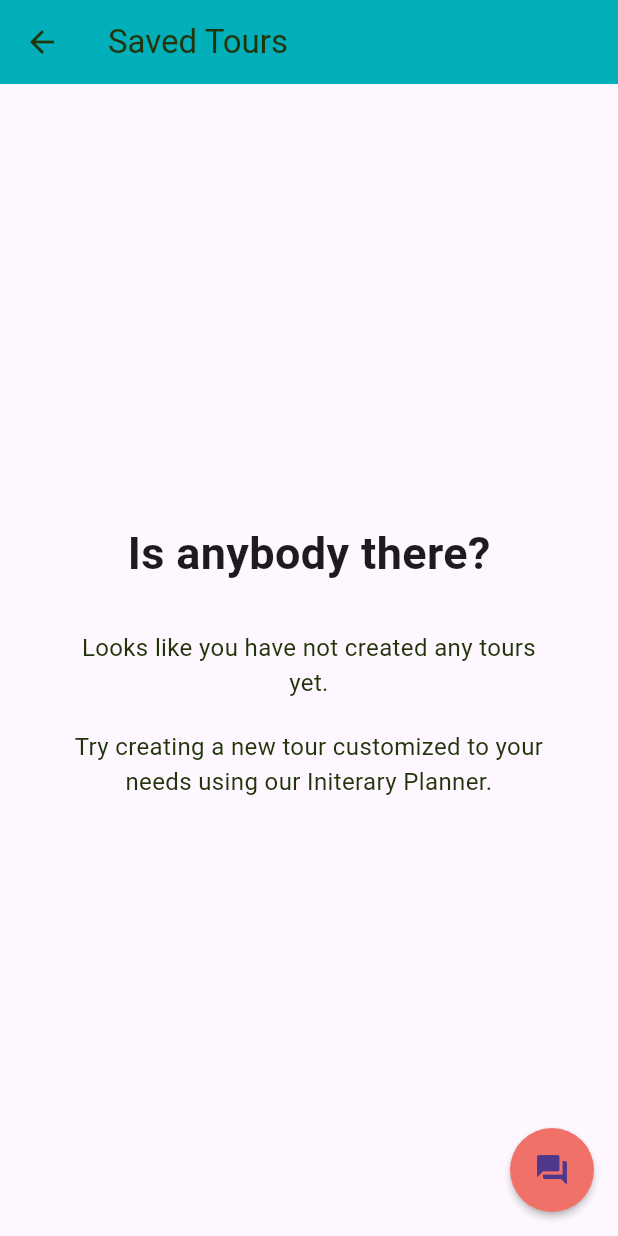
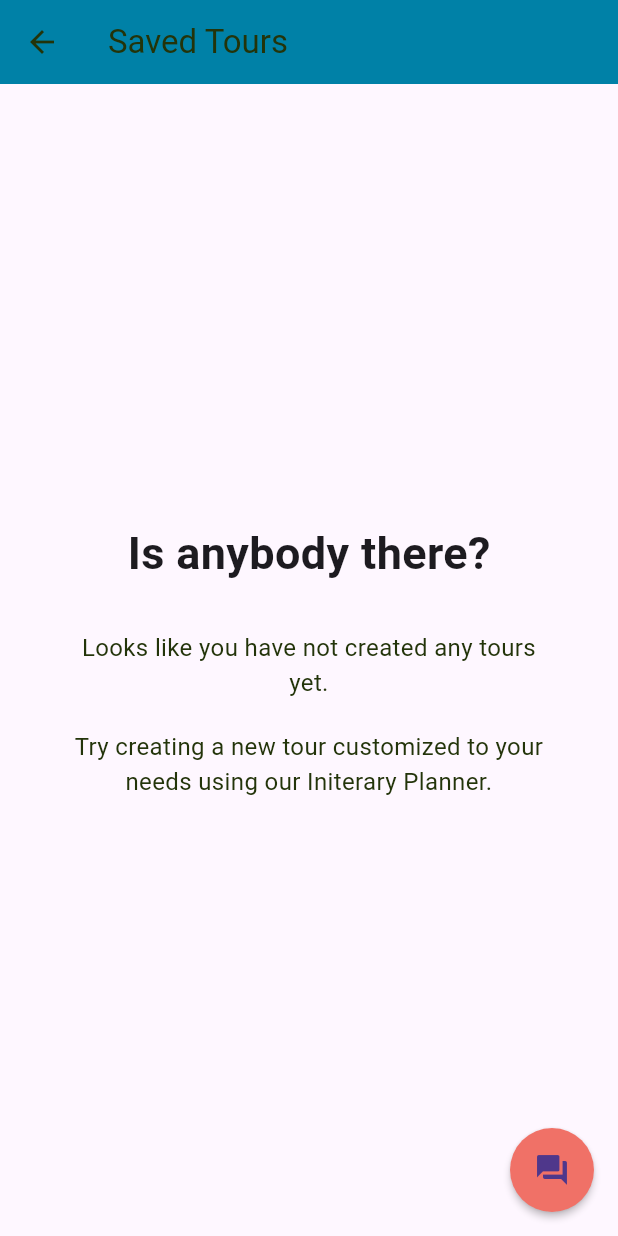
Before and after one commit to HatoSei03/upstage_ai_hackathon, a Flutter app: the screen it shows after launch, item 4 of the bottom bar chosen, after a tap on "YOUR TOURS", on a phone screen of 412 x 824 dp. Run offline on Flutter 3.47's test engine with Material 3 defaults, Android fonts, the phone set to English and light mode, and no system bars; our stand-ins replace chat_bubbles, cloud_firestore, curved_navigation_bar, firebase_core, flutter_neumorphic, geocoding and 3 more; missing offline and left inert: camerawesome; accounts and stored records are empty; network calls fail.

Commit message:
Fix some bugs and change the whole application's palette

```diff
--- a/Stour/lib/screens/create_review_screen.dart
+++ b/Stour/lib/screens/create_review_screen.dart
@@ -84,7 +84,7 @@ class _CreateReviewScreenState extends State<CreateReviewScreen> {
                     Navigator.pop(context);
                   },
                   style: ElevatedButton.styleFrom(
-                    backgroundColor: Constants.button,
+                    backgroundColor: Constants.header,
                     shape: RoundedRectangleBorder(
                       borderRadius: BorderRadius.circular(16.0),
                     ),
@@ -108,7 +108,7 @@ class _CreateReviewScreenState extends State<CreateReviewScreen> {
                     Navigator.pop(context);
                   },
                   style: ElevatedButton.styleFrom(
-                    backgroundColor: Constants.button,
+                    backgroundColor: Constants.header,
                     shape: RoundedRectangleBorder(
                       borderRadius: BorderRadius.circular(16.0),
                     ),
--- a/Stour/lib/screens/home.dart
+++ b/Stour/lib/screens/home.dart
@@ -122,7 +122,7 @@ class _HomeState extends State<Home> {
         }
       },
       child: Scaffold(
-        backgroundColor: Constants.lightBG,
+        backgroundColor: Constants.background,
         appBar: const PreferredSize(
           preferredSize: Size.fromHeight(90),
           child: HomeAppBar(),
@@ -136,7 +136,7 @@ class _HomeState extends State<Home> {
                 Text(
                   'Current Location',
                   style: TextStyle(
-                    color: Constants.textColor,
+                    color: Constants.darkText,
                     fontSize: 20.0,
                     fontWeight: FontWeight.w800,
                   ),
@@ -171,13 +171,15 @@ class _HomeState extends State<Home> {
             );
           },
           tooltip: 'Floating Action Button',
-          backgroundColor: Constants.highlight, // Custom color
+        backgroundColor: Constants.header, // Custom color
           shape: RoundedRectangleBorder(
             borderRadius: BorderRadius.circular(30.0), // Round shape
           ),
           elevation: 2.0,
-          child: const Icon(Icons.question_answer),
-        ),
+child: Icon(
+          Icons.question_answer,
+          color: Constants.lightText2,
+        ),        ),
         floatingActionButtonLocation: FloatingActionButtonLocation.endFloat,
       ),
     );
@@ -212,7 +214,7 @@ Widget buildPlaceRow(String place, List<Place> source, BuildContext context) {
       Text(
         place,
         style: TextStyle(
-          color: Constants.textColor,
+          color: Constants.darkText,
           fontSize: 20.0,
           fontWeight: FontWeight.w800,
         ),
@@ -221,7 +223,7 @@ Widget buildPlaceRow(String place, List<Place> source, BuildContext context) {
         child: Text(
           "See all (${source.length})",
           style: TextStyle(
-            color: Constants.textColor,
+            color: Constants.darkText,
           ),
         ),
         onPressed: () {
--- a/Stour/lib/screens/home_app_bar.dart
+++ b/Stour/lib/screens/home_app_bar.dart
@@ -31,7 +31,7 @@ class HomeAppBar extends StatelessWidget {
             child: Container(
               padding: const EdgeInsets.all(10),
               decoration: BoxDecoration(
-                color: Constants.button,
+                color: Constants.lightText2,
                 borderRadius: BorderRadius.circular(16),
               ),
               child: const Icon(
@@ -49,7 +49,7 @@ class HomeAppBar extends StatelessWidget {
             child: Container(
               padding: const EdgeInsets.all(10),
               decoration: BoxDecoration(
-                color: Constants.button,
+                color: Constants.lightText2,
                 borderRadius: BorderRadius.circular(16),
               ),
               child: GestureDetector(
--- a/Stour/lib/screens/main_screen.dart
+++ b/Stour/lib/screens/main_screen.dart
@@ -79,14 +79,15 @@ class HomeBottomBar extends StatelessWidget {
   @override
   Widget build(BuildContext context) {
     return CurvedNavigationBar(
-      backgroundColor: Constants.background,
+      backgroundColor: Constants.lightText2,
       buttonBackgroundColor: Constants.highlight,
+      color: Constants.header,
       index: 2,
       items: [
-        Icon(icons[0], size: 30, color: Constants.icon),
-        Icon(icons[1], size: 30, color: Constants.icon),
-        Icon(icons[2], size: 30, color: Constants.icon),
-        Icon(icons[3], size: 30, color: Constants.icon),
+        Icon(icons[0], size: 30, color: Constants.lightText2),
+        Icon(icons[1], size: 30, color: Constants.lightText2),
+        Icon(icons[2], size: 30, color: Constants.lightText2),
+        Icon(icons[3], size: 30, color: Constants.lightText2),
       ],
       onTap: onTap,
     );
--- a/Stour/lib/screens/profile.dart
+++ b/Stour/lib/screens/profile.dart
@@ -50,12 +50,15 @@ class _ProfileState extends State<Profile> {
           );
         },
         tooltip: 'Floating Action Button',
-        backgroundColor: Constants.highlight, // Custom color
+        backgroundColor: Constants.header, // Custom color
         shape: RoundedRectangleBorder(
           borderRadius: BorderRadius.circular(30.0), // Round shape
         ),
         elevation: 2.0,
-        child: const Icon(Icons.question_answer),
+        child: Icon(
+          Icons.question_answer,
+          color: Constants.lightText2,
+        ),
       ),
       floatingActionButtonLocation: FloatingActionButtonLocation.endFloat,
     );
@@ -74,14 +77,13 @@ class _ProfileState extends State<Profile> {
                 elevation: 0.5,
                 shape: RoundedRectangleBorder(
                     borderRadius: BorderRadius.circular(16.0),
-                    side: BorderSide(color: Constants.darkPrimary)),
-                color:
-                    _selectedEvent == 1 ? Constants.lightPrimary : Colors.white,
+                    side: BorderSide(color: Constants.darkText)),
+                color: _selectedEvent == 1 ? Constants.darkText : Colors.white,
                 onPressed: () {},
                 child: Text("POST",
                     style: TextStyle(
                       color: _selectedEvent == 1
-                          ? Constants.lightPrimary
+                          ? Constants.lightText
                           : const Color.fromARGB(255, 0, 0, 0),
                     )),
               ),
@@ -95,9 +97,8 @@ class _ProfileState extends State<Profile> {
                 elevation: 0.5,
                 shape: RoundedRectangleBorder(
                     borderRadius: BorderRadius.circular(16.0),
-                    side: BorderSide(color: Constants.darkPrimary)),
-                color:
-                    _selectedEvent == 1 ? Constants.lightPrimary : Colors.white,
+                    side: BorderSide(color: Constants.darkText)),
+                color: _selectedEvent == 1 ? Constants.darkText : Colors.white,
                 onPressed: () {
                   Navigator.push(
                     context,
@@ -111,7 +112,7 @@ class _ProfileState extends State<Profile> {
                 child: Text("YOUR TOURS",
                     style: TextStyle(
                       color: _selectedEvent == 1
-                          ? Constants.lightPrimary
+                          ? Constants.lightText
                           : const Color.fromARGB(255, 0, 0, 0),
                     )),
               ),
--- a/Stour/lib/screens/profile_post.dart
+++ b/Stour/lib/screens/profile_post.dart
@@ -82,7 +82,7 @@ class _PostScreenState extends State<PostScreen> {
                     },
                     child: Icon(
                       Icons.more_vert,
-                      color: Constants.icon,
+                      color: Constants.darkText,
                     ),
                   ),
                 ],
@@ -132,7 +132,7 @@ class _PostScreenState extends State<PostScreen> {
                     child: Row(
                       children: [
                         Icon(Icons.comment_outlined,
-                            color: Constants.darkgreen),
+                            color: Constants.header),
                         const SizedBox(width: 5),
                         const Text("123"),
                       ],
@@ -142,7 +142,7 @@ class _PostScreenState extends State<PostScreen> {
                     onTap: () {},
                     child: Row(
                       children: [
-                        Icon(Icons.share_outlined, color: Constants.darkpp),
+                        Icon(Icons.share_outlined, color: Constants.darkText),
                         const SizedBox(width: 5),
                         const Text("1"),
                       ],
--- a/Stour/lib/screens/question_screen.dart
+++ b/Stour/lib/screens/question_screen.dart
@@ -190,11 +190,10 @@ class _QuestionResult extends StatelessWidget {
           icon: const Icon(Icons.arrow_back,
               color: Color.fromARGB(255, 35, 52, 10)), // Change the color here
           onPressed: () {
-            // Handle back button logic
             Navigator.pop(context);
           },
         ),
-        backgroundColor: Constants.lightgreen,
+        backgroundColor: Constants.header,
       ),
       body: Padding(
         padding: const EdgeInsets.all(25.0),
--- a/Stour/lib/screens/review_screen.dart
+++ b/Stour/lib/screens/review_screen.dart
@@ -52,9 +52,9 @@ class _ReviewScreenState<Reviews> extends State<ReviewScreen> {
             });
           }
         },
-        backgroundColor: Constants.highlight,
+        backgroundColor: Constants.header,
         tooltip: "Leave a Review",
-        child: const Icon(Icons.add, color: Colors.black),
+        child:  Icon(Icons.add, color: Constants.lightText2),
       ),
       floatingActionButtonAnimator: FloatingActionButtonAnimator.scaling,
       floatingActionButtonLocation: FloatingActionButtonLocation.endFloat,
--- a/Stour/lib/screens/saved_tour.dart
+++ b/Stour/lib/screens/saved_tour.dart
@@ -228,13 +228,15 @@ class _SavedTourState extends State<SavedTour> {
           );
         },
         tooltip: 'Floating Action Button',
-        backgroundColor: Constants.highlight, // Custom color
+        backgroundColor: Constants.header, // Custom color
         shape: RoundedRectangleBorder(
           borderRadius: BorderRadius.circular(30.0), // Round shape
         ),
         elevation: 2.0,
-        child: const Icon(Icons.question_answer),
-      ),
+child: Icon(
+          Icons.question_answer,
+          color: Constants.lightText2,
+        ),      ),
       floatingActionButtonLocation: FloatingActionButtonLocation.endFloat,
     );
   }
--- a/Stour/lib/screens/timeline.dart
+++ b/Stour/lib/screens/timeline.dart
@@ -78,8 +78,8 @@ class _TimelineState extends State<Timeline> {
         backgroundColor: Constants.header,
         title: Text('Initerary Planning',
             style: TextStyle(
-              // fontWeight: FontWeight.bold,
-              color: Constants.textColor,
+              fontWeight: FontWeight.bold,
+              color: Constants.lightText2,
             )),
       ),
       body: Padding(
@@ -99,7 +99,7 @@ class _TimelineState extends State<Timeline> {
                         style: TextStyle(
                           fontSize: 16,
                           fontWeight: FontWeight.bold,
-                          color: Constants.textColor,
+                          color: Constants.darkText,
                         ),
                       ),
                       const SizedBox(height: 8.0),
@@ -118,18 +118,18 @@ class _TimelineState extends State<Timeline> {
                           }
                         },
                         style: ElevatedButton.styleFrom(
-                          backgroundColor: Constants.button,
+                          backgroundColor: Constants.header,
                           shape: RoundedRectangleBorder(
                             borderRadius: BorderRadius.circular(16),
                           ),
                         ),
                         icon: Icon(
                           CupertinoIcons.calendar,
-                          color: Constants.icon,
+                          color: Constants.background,
                         ),
                         label: Text(
                           DateFormat('dd/MM/yyyy').format(_departureDate),
-                          style: TextStyle(color: Constants.textColor),
+                          style: TextStyle(color: Constants.background),
                         ),
                       ),
                     ],
@@ -142,7 +142,7 @@ class _TimelineState extends State<Timeline> {
                           style: TextStyle(
                               fontSize: 16,
                               fontWeight: FontWeight.bold,
-                              color: Constants.textColor)),
+                              color: Constants.darkText)),
                       const SizedBox(height: 8.0),
                       ElevatedButton.icon(
                         onPressed: () async {
@@ -159,18 +159,18 @@ class _TimelineState extends State<Timeline> {
                           }
                         },
                         style: ElevatedButton.styleFrom(
-                          backgroundColor: Constants.button,
+                          backgroundColor: Constants.header,
                           shape: RoundedRectangleBorder(
                             borderRadius: BorderRadius.circular(16),
                           ),
                         ),
                         icon: Icon(
                           CupertinoIcons.calendar,
-                          color: Constants.icon,
+                          color: Constants.background,
                         ),
                         label: Text(
                           DateFormat('dd/MM/yyyy').format(_returnDate),
-                          style: TextStyle(color: Constants.textColor),
+                          style: TextStyle(color: Constants.background),
                         ),
                       ),
                     ],
@@ -183,7 +183,7 @@ class _TimelineState extends State<Timeline> {
                 style: TextStyle(
                     fontSize: 16,
                     fontWeight: FontWeight.bold,
-                    color: Constants.textColor),
+                    color: Constants.darkText),
               ),
               const SizedBox(height: 8.0),
               TextFormField(
@@ -201,7 +201,7 @@ class _TimelineState extends State<Timeline> {
                   hintText: 'Enter your budget',
                   prefixIcon: Icon(
                     Icons.account_balance_wallet_outlined,
-                    color: Constants.icon,
+                    color: Constants.darkText,
                   ),
                 ),
               ),
@@ -211,14 +211,14 @@ class _TimelineState extends State<Timeline> {
                 style: TextStyle(
                     fontSize: 16,
                     fontWeight: FontWeight.bold,
-                    color: Constants.textColor),
+                    color: Constants.darkText),
               ),
               const SizedBox(height: 8.0),
               Row(
                 children: [
                   Radio(
                     value: true,
-                    activeColor: Constants.button,
+                    activeColor: Constants.darkText,
                     groupValue: _isTravelingAlone,
                     onChanged: (value) {
                       setState(() {
@@ -228,12 +228,12 @@ class _TimelineState extends State<Timeline> {
                   ),
                   Text('Yes',
                       style: TextStyle(
-                          color: Constants.textColor,
+                          color: Constants.darkText,
                           fontWeight: FontWeight.w800)),
                   const SizedBox(width: 16.0),
                   Radio(
                     value: false,
-                    activeColor: Constants.textColor,
+                    activeColor: Constants.darkText,
                     groupValue: _isTravelingAlone,
                     onChanged: (value) {
                       setState(() {
@@ -268,7 +268,7 @@ class _TimelineState extends State<Timeline> {
                       hintText: 'Enter number of travelers',
                       prefixIcon: Icon(
                         Icons.group,
-                        color: Constants.icon,
+                        color: Constants.darkText,
                       ),
                     ),
                   ),
@@ -282,7 +282,7 @@ class _TimelineState extends State<Timeline> {
                           style: TextStyle(
                               fontSize: 16,
                               fontWeight: FontWeight.bold,
-                              color: Constants.textColor)),
+                              color: Constants.darkText)),
                       const SizedBox(height: 2.0),
                       ElevatedButton.icon(
                         onPressed: () async {
@@ -297,17 +297,18 @@ class _TimelineState extends State<Timeline> {
                           }
                         },
                         style: ElevatedButton.styleFrom(
-                          backgroundColor: Constants.button,
+                          backgroundColor: Constants.header,
                           shape: RoundedRectangleBorder(
                             borderRadius: BorderRadius.circular(16),
                           ),
                         ),
-                        icon: const Icon(
+                        icon: Icon(
                           CupertinoIcons.clock,
-                          color: Color.fromARGB(255, 64, 64, 63),
+                          color: Constants.background,
                         ),
                         label: Text(
                           _startTime.format(context),
+                          style: TextStyle(color: Constants.background),
                         ),
                       ),
                     ],
@@ -320,7 +321,7 @@ class _TimelineState extends State<Timeline> {
                         style: TextStyle(
                             fontSize: 16,
                             fontWeight: FontWeight.bold,
-                            color: Constants.textColor),
+                            color: Constants.darkText),
                       ),
                       const SizedBox(height: 2.0),
                       ElevatedButton.icon(
@@ -336,17 +337,18 @@ class _TimelineState extends State<Timeline> {
                           }
                         },
                         style: ElevatedButton.styleFrom(
-                          backgroundColor: Constants.button,
+                          backgroundColor: Constants.header,
                           shape: RoundedRectangleBorder(
                             borderRadius: BorderRadius.circular(16),
                           ),
                         ),
-                        icon: const Icon(
+                        icon: Icon(
                           CupertinoIcons.clock,
-                          color: Color.fromARGB(255, 64, 64, 63),
+                          color: Constants.background,
                         ),
                         label: Text(
                           _endTime.format(context),
+                          style: TextStyle(color: Constants.background),
                         ),
                       ),
                     ],
@@ -358,7 +360,7 @@ class _TimelineState extends State<Timeline> {
                 child: ElevatedButton(
                   onPressed: _generateSchedule,
                   style: ElevatedButton.styleFrom(
-                    backgroundColor: const Color(0xFFD4E7C5),
+                    backgroundColor: Constants.highlight,
                     shape: RoundedRectangleBorder(
                       borderRadius: BorderRadius.circular(16),
                     ),
@@ -396,12 +398,15 @@ class _TimelineState extends State<Timeline> {
           );
         },
         tooltip: 'Floating Action Button',
-        backgroundColor: Constants.highlight, // Custom color
+        backgroundColor: Constants.header, // Custom color
         shape: RoundedRectangleBorder(
           borderRadius: BorderRadius.circular(30.0), // Round shape
         ),
         elevation: 2.0,
-        child: const Icon(Icons.question_answer),
+        child: Icon(
+          Icons.question_answer,
+          color: Constants.lightText2,
+        ),
       ),
       floatingActionButtonLocation: FloatingActionButtonLocation.endFloat,
     );
--- a/Stour/lib/screens/trending.dart
+++ b/Stour/lib/screens/trending.dart
@@ -60,7 +60,10 @@ class Trending extends StatelessWidget {
           borderRadius: BorderRadius.circular(30.0), // Round shape
         ),
         elevation: 2.0,
-        child: const Icon(Icons.question_answer),
+        child: Icon(
+          Icons.question_answer,
+          color: Constants.lightText2,
+        ),
       ),
       floatingActionButtonLocation: FloatingActionButtonLocation.endFloat,
     );
--- a/Stour/lib/screens/view_saved_tour.dart
+++ b/Stour/lib/screens/view_saved_tour.dart
@@ -116,8 +116,10 @@ class _ViewSavedTourState extends State<ViewSavedTour> {
           borderRadius: BorderRadius.circular(30.0), // Round shape
         ),
         elevation: 2.0,
-        child: const Icon(Icons.question_answer),
-      ),
+child: Icon(
+          Icons.question_answer,
+          color: Constants.lightText2,
+        ),      ),
       floatingActionButtonLocation: FloatingActionButtonLocation.endFloat,
     );
   }
--- a/Stour/lib/util/const.dart
+++ b/Stour/lib/util/const.dart
@@ -3,57 +3,58 @@ import 'package:flutter/material.dart';
 class Constants {
   static String appName = "S:Tour";
 
-  //Colors for theme
-  static Color lightPrimary = const Color.fromARGB(255, 66, 98, 19);
-  // static Color text =
-  // const Color.fromARGB(255, 35, 52, 10); // chỉnh icon với lại text
-  static Color darkPrimary = const Color(0xFFc3ff68);
-  static Color lightgreen = const Color(0xFFc3ff68); // nền màu button
-  static Color darkgreen = const Color.fromARGB(255, 66, 98, 19);
-  static Color lightAccent = const Color(0xFF848ccf);
-  static Color darkAccent = const Color.fromARGB(255, 183, 189, 240);
-  static Color lightpp = const Color.fromARGB(255, 183, 189, 240);
-  static Color darkpp = const Color(0xFF848ccf); // màu shadow
-  static Color lightBG = Color.fromARGB(255, 237, 236, 213);
-  static Color darkBG = const Color.fromARGB(0, 0, 0, 0);
+  // //Colors for theme
+  // static Color lightPrimary = const Color.fromARGB(255, 66, 98, 19);
+  // // static Color text =
+  // // const Color.fromARGB(255, 35, 52, 10); // chỉnh icon với lại text
+  // static Color darkPrimary = const Color(0xFFc3ff68);
+  // static Color lightgreen = const Color(0xFFc3ff68); // nền màu button
+  // static Color darkgreen = const Color.fromARGB(255, 66, 98, 19);
+  // static Color lightAccent = const Color(0xFF848ccf);
+  // static Color darkAccent = const Color.fromARGB(255, 183, 189, 240);
+  // static Color lightpp = const Color.fromARGB(255, 183, 189, 240);
+  // static Color darkpp = const Color(0xFF848ccf); // màu shadow
+  // static Color lightBG = Color.fromARGB(255, 237, 236, 213);
+  // static Color darkBG = const Color.fromARGB(0, 0, 0, 0);
   static Color ratingBG = const Color(0xFFfff000);
 
   static Color highlight = const Color(0xFFF07167); // highlight (button chinh)
-  static Color button = const Color(0xFFFDFCDC); // bg button
-  static Color background = const Color(0xFFFDFCDC); // bg
-  static Color header = const Color(0xFF00AFB9); // header
-  static Color icon = const Color(0xFF0081A7); // stroke (icon chi co vien)
-  static Color textColor = const Color.fromARGB(255, 13, 60, 74);
+  static Color lightText2 = const Color(0xFFFED9B7); // bg button
+  static Color lightText = const Color(0xFFFDFCDC); // bg button
+  static Color background = const Color(0xFFfdf7ff); // bg
+  static Color header2 = const Color(0xFF00AFB9); // header
+  static Color header = const Color(0xFF0081A7); // stroke (icon chi co vien)
+  static Color darkText = Color.fromARGB(255, 6, 30, 37);
   static Color paletteLight = const Color(0xFFE1F0DA);
   static Color paletteBot = const Color(0xFFEEEEEE);
 
-  static ThemeData lightTheme = ThemeData(
-    // backgroundColor: lightBG,
-    primaryColor: lightPrimary,
-    colorScheme: ColorScheme.fromSeed(seedColor: lightAccent),
-    //cursorColor: lightAccent,
-    scaffoldBackgroundColor: lightBG,
-    appBarTheme: AppBarTheme(
-      toolbarTextStyle: TextStyle(
-        color: darkBG,
-        fontSize: 18.0,
-        fontWeight: FontWeight.w800,
-      ),
-    ),
-  );
-  static ThemeData darkTheme = ThemeData(
-    brightness: Brightness.dark,
-    //backgroundColor: darkBG,
-    primaryColor: darkPrimary,
-    colorScheme: ColorScheme.fromSeed(seedColor: darkAccent),
-    scaffoldBackgroundColor: darkBG,
-    //cursorColor: darkAccent,
-    appBarTheme: AppBarTheme(
-      toolbarTextStyle: TextStyle(
-        color: lightBG,
-        fontSize: 18.0,
-        fontWeight: FontWeight.w800,
-      ),
-    ),
-  );
+  // static ThemeData lightTheme = ThemeData(
+  //   // backgroundColor: lightBG,
+  //   primaryColor: lightPrimary,
+  //   colorScheme: ColorScheme.fromSeed(seedColor: lightAccent),
+  //   //cursorColor: lightAccent,
+  //   scaffoldBackgroundColor: lightBG,
+  //   appBarTheme: AppBarTheme(
+  //     toolbarTextStyle: TextStyle(
+  //       color: darkBG,
+  //       fontSize: 18.0,
+  //       fontWeight: FontWeight.w800,
+  //     ),
+  //   ),
+  // );
+  // static ThemeData darkTheme = ThemeData(
+  //   brightness: Brightness.dark,
+  //   //backgroundColor: darkBG,
+  //   primaryColor: darkPrimary,
+  //   colorScheme: ColorScheme.fromSeed(seedColor: darkAccent),
+  //   scaffoldBackgroundColor: darkBG,
+  //   //cursorColor: darkAccent,
+  //   appBarTheme: AppBarTheme(
+  //     toolbarTextStyle: TextStyle(
+  //       color: lightBG,
+  //       fontSize: 18.0,
+  //       fontWeight: FontWeight.w800,
+  //     ),
+  //   ),
+  // );
 }
--- a/Stour/lib/widgets/modify_timeline.dart
+++ b/Stour/lib/widgets/modify_timeline.dart
@@ -73,13 +73,13 @@ class _ModifyTimelineState extends State<ModifyTimeline> {
               child: Container(
                 decoration: BoxDecoration(
                   color: Colors.white,
-                  border: Border.all(color: Constants.darkgreen),
+                  border: Border.all(color: Constants.header),
                   borderRadius: BorderRadius.circular(16),
                 ),
                 margin: const EdgeInsets.symmetric(vertical: 4.0),
                 child: ListTile(
                   title: Text('Add or Remove Attractions',
-                      style: TextStyle(color: Constants.textColor)),
+                      style: TextStyle(color: Constants.darkText)),
                   leading: const Icon(Icons.add_circle_outline_outlined),
                 ),
               ),
```
Also changed, not shown: Stour/lib/screens/chatbot.dart (+6 -7 lines), Stour/lib/screens/coupon_screen.dart (+7 -5 lines), Stour/lib/screens/details.dart (+10 -8 lines), Stour/lib/screens/ocr.dart (+4 -4 lines), Stour/lib/screens/timeline_screen.dart (+5 -3 lines).
